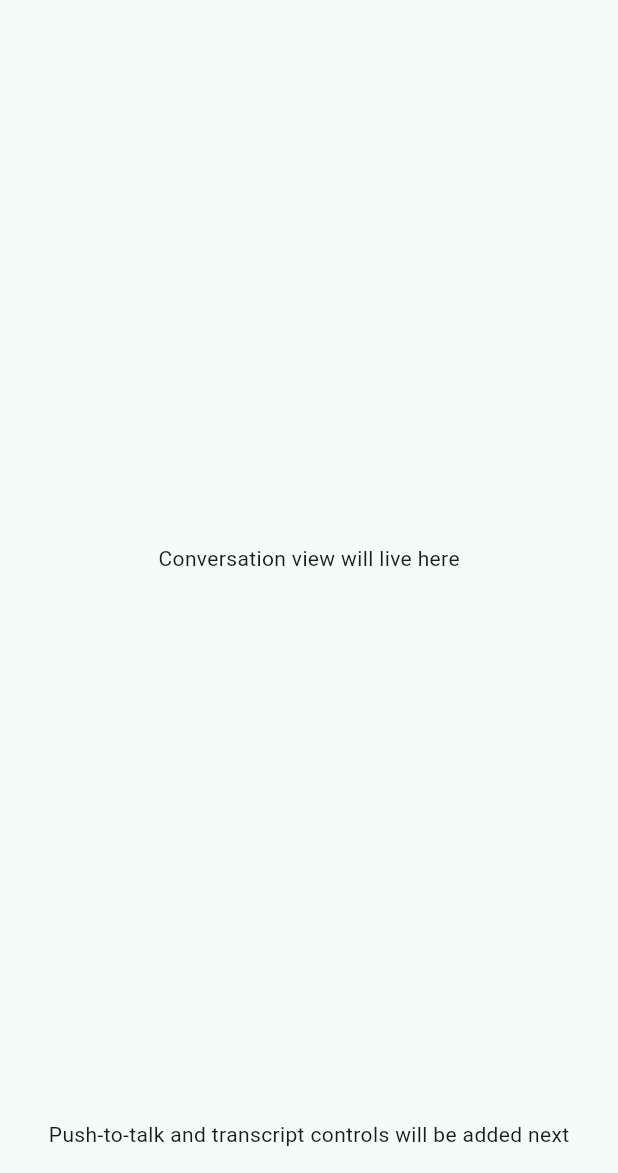
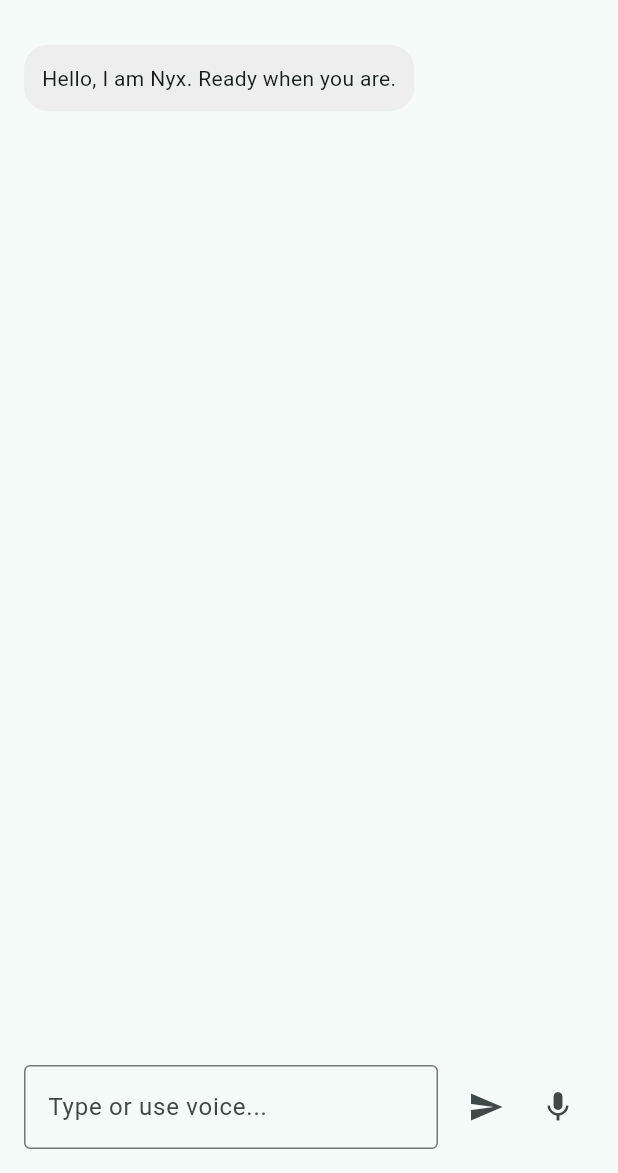
Before and after one commit to nyxtechexec-coder/nyx-voice-assistant, a Flutter app: the ChatHomeScreen screen opened by its route, on a phone screen of 412 x 824 dp, the part 63-1236 px from its top. Run offline on Flutter 3.47's test engine with Material 3 defaults, Android fonts, the phone set to English and light mode, and no system bars.

Commit message:
Add conversation APIs, chat UI shell, and local run guide

```diff
--- /dev/null
+++ b/apps/flutter_client/lib/features/chat/data/chat_repository.dart
@@ -0,0 +1,9 @@
+import '../models/chat_message.dart';
+
+class ChatRepository {
+  Future<List<ChatMessage>> loadMessages() async {
+    return const [
+      ChatMessage(id: '1', role: 'assistant', content: 'Hello, I am Nyx. Ready when you are.'),
+    ];
+  }
+}
--- /dev/null
+++ b/apps/flutter_client/lib/features/chat/models/chat_message.dart
@@ -0,0 +1,7 @@
+class ChatMessage {
+  final String id;
+  final String role;
+  final String content;
+
+  const ChatMessage({required this.id, required this.role, required this.content});
+}
--- a/apps/flutter_client/lib/features/chat/presentation/chat_home_screen.dart
+++ b/apps/flutter_client/lib/features/chat/presentation/chat_home_screen.dart
@@ -1,23 +1,86 @@
 import 'package:flutter/material.dart';
+import '../data/chat_repository.dart';
+import '../models/chat_message.dart';
 
-class ChatHomeScreen extends StatelessWidget {
+class ChatHomeScreen extends StatefulWidget {
   const ChatHomeScreen({super.key});
+
+  @override
+  State<ChatHomeScreen> createState() => _ChatHomeScreenState();
+}
+
+class _ChatHomeScreenState extends State<ChatHomeScreen> {
+  final _repository = ChatRepository();
+  final _controller = TextEditingController();
+  final List<ChatMessage> _messages = [];
+
+  @override
+  void initState() {
+    super.initState();
+    _load();
+  }
+
+  Future<void> _load() async {
+    final items = await _repository.loadMessages();
+    setState(() => _messages.addAll(items));
+  }
+
+  void _sendMessage() {
+    if (_controller.text.trim().isEmpty) return;
+    setState(() {
+      _messages.add(ChatMessage(id: DateTime.now().toIso8601String(), role: 'user', content: _controller.text.trim()));
+      _controller.clear();
+    });
+  }
 
   @override
   Widget build(BuildContext context) {
     return Scaffold(
       appBar: AppBar(title: const Text('Nyx Voice Assistant')),
       body: Column(
-        children: const [
+        children: [
           Expanded(
-            child: Center(
-              child: Text('Conversation view will live here'),
+            child: ListView.builder(
+              padding: const EdgeInsets.all(16),
+              itemCount: _messages.length,
+              itemBuilder: (context, index) {
+                final message = _messages[index];
+                final isUser = message.role == 'user';
+                return Align(
+                  alignment: isUser ? Alignment.centerRight : Alignment.centerLeft,
+                  child: Container(
+                    margin: const EdgeInsets.only(bottom: 12),
+                    padding: const EdgeInsets.all(12),
+                    constraints: const BoxConstraints(maxWidth: 320),
+                    decoration: BoxDecoration(
+                      color: isUser ? Colors.teal.shade100 : Colors.grey.shade200,
+                      borderRadius: BorderRadius.circular(16),
+                    ),
+                    child: Text(message.content),
+                  ),
+                );
+              },
             ),
           ),
           Padding(
-            padding: EdgeInsets.all(16),
-            child: Text('Push-to-talk and transcript controls will be added next'),
-          )
+            padding: const EdgeInsets.all(16),
+            child: Row(
+              children: [
+                Expanded(
+                  child: TextField(
+                    controller: _controller,
+                    decoration: const InputDecoration(
+                      hintText: 'Type or use voice...',
+                      border: OutlineInputBorder(),
+                    ),
+                  ),
+                ),
+                const SizedBox(width: 8),
+                IconButton(onPressed: _sendMessage, icon: const Icon(Icons.send)),
+                IconButton(onPressed: () {}, icon: const Icon(Icons.mic)),
+              ],
+            ),
+          ),
         ],
       ),
     );
```
Also changed, not shown: apps/flutter_client/lib/features/chat/state/chat_state.dart (added, +13 -0 lines), apps/flutter_client/lib/features/settings/presentation/settings_screen.dart (added, +16 -0 lines), apps/flutter_client/lib/features/voice/presentation/voice_controls.dart (added, +16 -0 lines), 5 other files.
